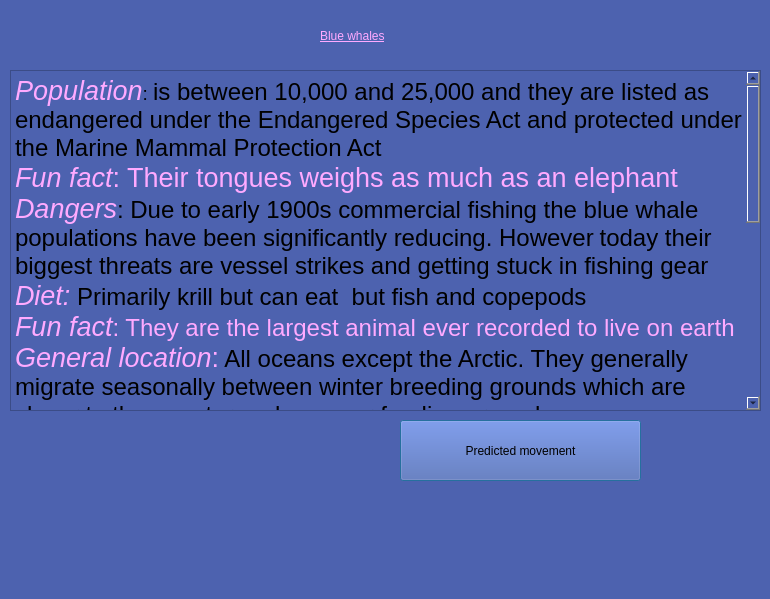
Jazmine77/NEA-project, file blueWhales.ui: the form before one commit.
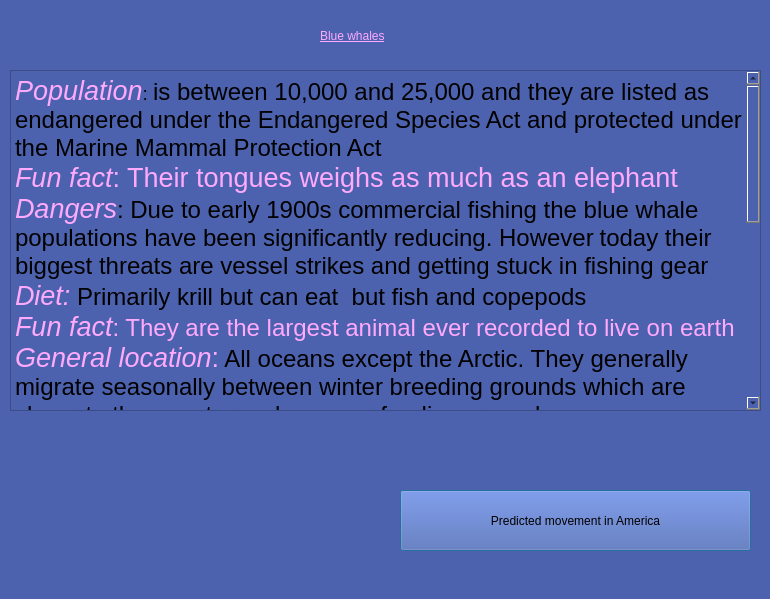
The form after the commit. Icons and pictures are not drawn.

Commit message: infotmation box and prediction

What changed in the file:
```diff
--- a/blueWhales.ui
+++ b/blueWhales.ui
@@ -64,19 +64,6 @@
     <bool>true</bool>
    </property>
   </widget>
-  <widget class="QPushButton" name="prediction">
-   <property name="geometry">
-    <rect>
-     <x>400</x>
-     <y>420</y>
-     <width>241</width>
-     <height>61</height>
-    </rect>
-   </property>
-   <property name="text">
-    <string>Predicted movement</string>
-   </property>
-  </widget>
   <widget class="QTextBrowser" name="info_box">
    <property name="geometry">
     <rect>
@@ -106,6 +93,23 @@
 &lt;p style=&quot; margin-top:0px; margin-bottom:0px; margin-left:0px; margin-right:0px; -qt-block-indent:0; text-indent:0px;&quot;&gt;&lt;a href=&quot;https://gifts.worldwildlife.org/gift-center/gifts/Species-Adoptions/Blue-Whale.aspx?sc=AWY1800OQ18317A01909RX&amp;amp;_ga=2.222029272.1925783259.1679854196-319976745.1675645274&quot;&gt;&lt;span style=&quot; text-decoration: underline; color:#0000ff;&quot;&gt;Adopt a blue whale&lt;/span&gt;&lt;/a&gt;&lt;/p&gt;&lt;/body&gt;&lt;/html&gt;</string>
    </property>
   </widget>
+  <widget class="QPushButton" name="prediction_2">
+   <property name="geometry">
+    <rect>
+     <x>400</x>
+     <y>490</y>
+     <width>351</width>
+     <height>61</height>
+    </rect>
+   </property>
+   <property name="styleSheet">
+    <string notr="true">font: 11pt &quot;MS Shell Dlg 2&quot;;
+font: 14pt &quot;Palatino Linotype&quot;;</string>
+   </property>
+   <property name="text">
+    <string>Predicted movement in America</string>
+   </property>
+  </widget>
  </widget>
  <resources/>
  <connections/>
```
The commit also changes 7 other files.
